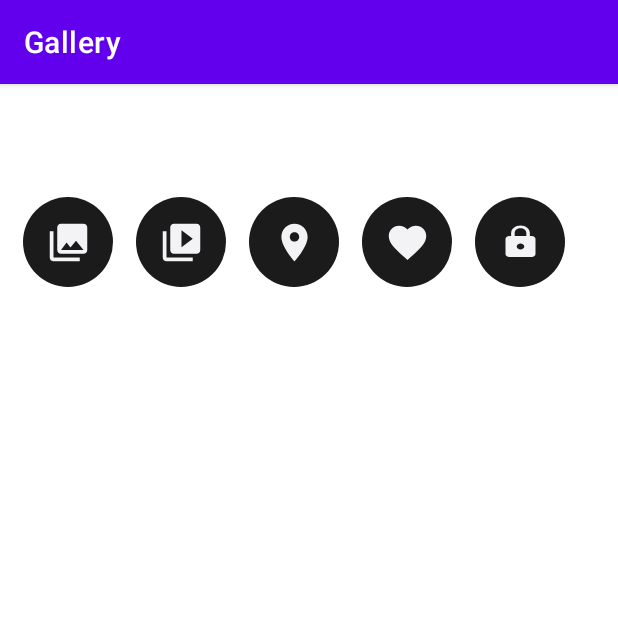
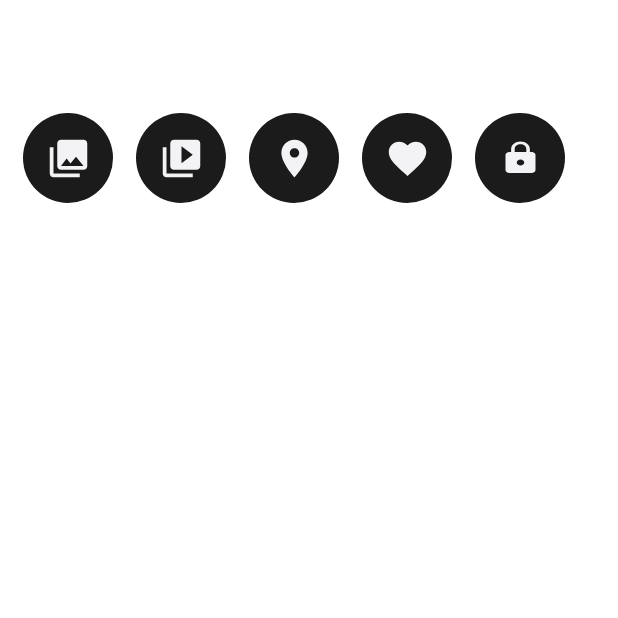
Before and after one commit to hoangphuc184/Mobile-project, an Android app: the screen it shows after launch (MainActivity), on a phone screen of 412 x 824 dp, the top half of it. Run offline under Robolectric (Android 15) with nearby library versions, the phone set to English and light mode, and no system bars.

Commit message:
+Turn off action bar

```diff
--- a/Gallery/app/src/main/res/values-night/themes.xml
+++ b/Gallery/app/src/main/res/values-night/themes.xml
@@ -1,6 +1,6 @@
 <resources xmlns:tools="http://schemas.android.com/tools">
     <!-- Base application theme. -->
-    <style name="Theme.Gallery" parent="Theme.MaterialComponents.DayNight.DarkActionBar">
+    <style name="Theme.Gallery" parent="Theme.MaterialComponents.DayNight.NoActionBar">
         <!-- Primary brand color. -->
         <item name="colorPrimary">@color/purple_200</item>
         <item name="colorPrimaryVariant">@color/purple_700</item>
--- a/Gallery/app/src/main/res/values/themes.xml
+++ b/Gallery/app/src/main/res/values/themes.xml
@@ -1,6 +1,6 @@
 <resources xmlns:tools="http://schemas.android.com/tools">
     <!-- Base application theme. -->
-    <style name="Theme.Gallery" parent="Theme.MaterialComponents.DayNight.DarkActionBar">
+    <style name="Theme.Gallery" parent="Theme.MaterialComponents.DayNight.NoActionBar">
         <!-- Primary brand color. -->
         <item name="colorPrimary">@color/purple_500</item>
         <item name="colorPrimaryVariant">@color/purple_700</item>
```
